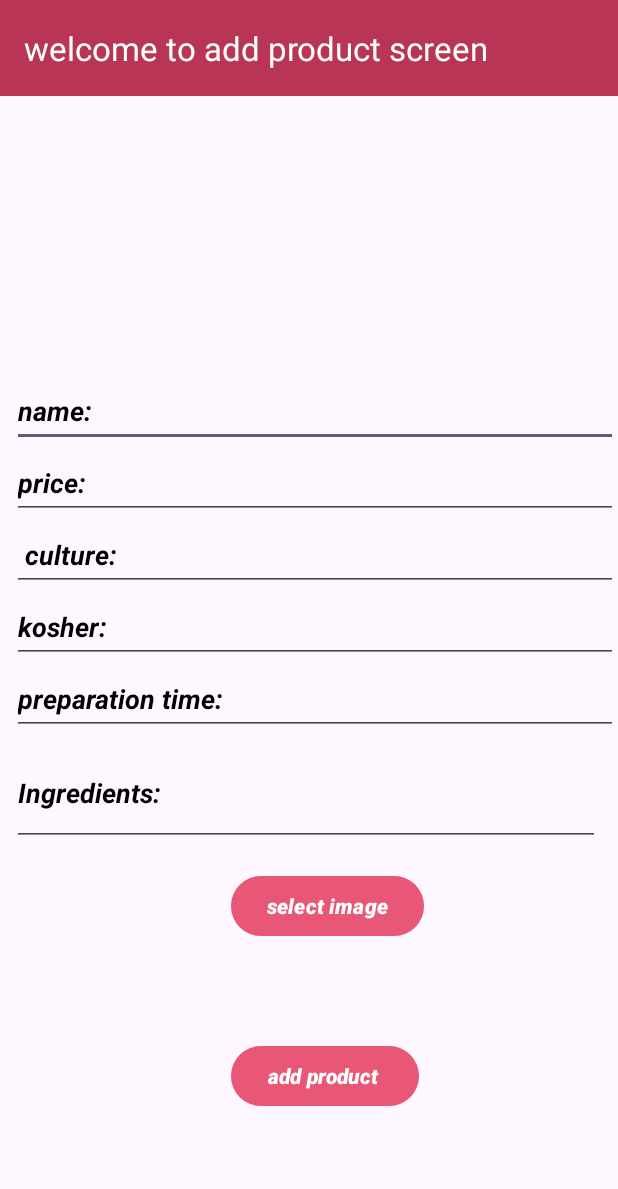
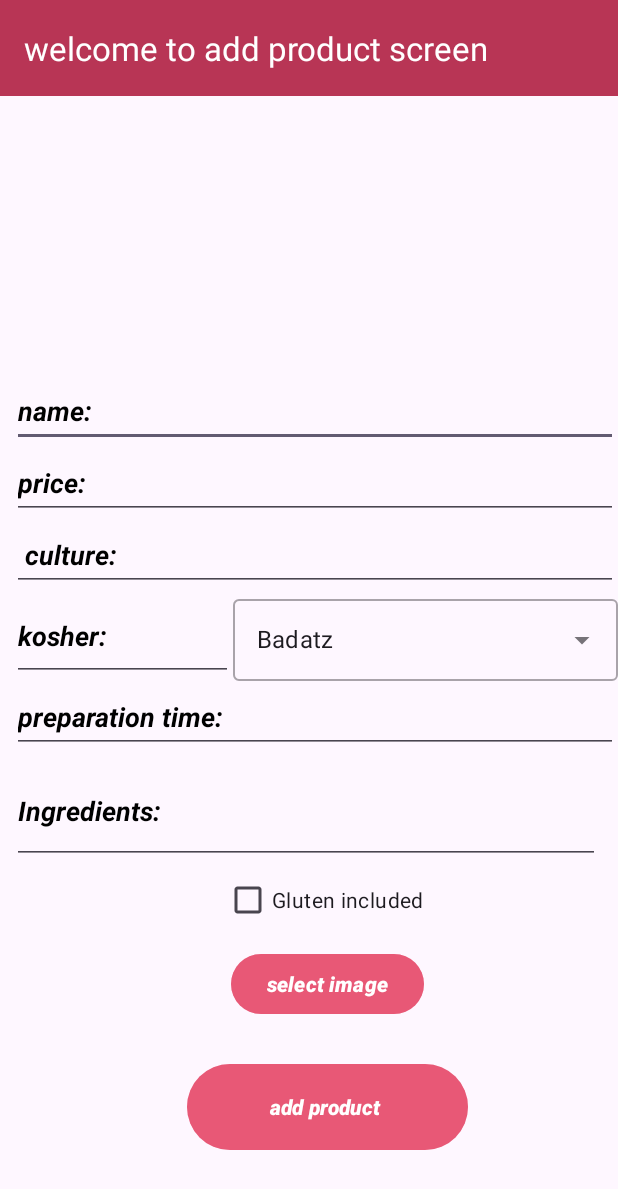
Before and after one commit to OkaviDaniel/TheLocalPlates, an Android app: the AddProductActivity screen opened directly, with no data from a screen before it, on a phone screen of 412 x 824 dp. Shown: the top 1189 px of the screen. Run offline under Robolectric (Android 15) with nearby library versions, the phone set to English and light mode, and no system bars.

Commit message:
Updated the cart and added dropdown menu for the Kashrot

```diff
--- a/app/build.gradle
+++ b/app/build.gradle
@@ -49,6 +49,7 @@ dependencies {
     implementation 'com.squareup.picasso:picasso:2.71828'
     implementation 'com.google.firebase:firebase-storage:20.1.0'
     implementation 'com.google.firebase:firebase-storage-ktx:20.2.0'
+
     testImplementation 'junit:junit:4.13.2'
     androidTestImplementation 'androidx.test.ext:junit:1.1.5'
     androidTestImplementation 'androidx.test.espresso:espresso-core:3.5.1'
--- a/app/src/main/java/com/example/thelocalplates8/AddProductActivity.java
+++ b/app/src/main/java/com/example/thelocalplates8/AddProductActivity.java
@@ -11,9 +11,13 @@ import android.content.Intent;
 import android.content.SharedPreferences;
 import android.net.Uri;
 import android.os.Bundle;
+import android.text.InputType;
 import android.util.Log;
 import android.view.View;
+import android.widget.ArrayAdapter;
+import android.widget.AutoCompleteTextView;
 import android.widget.Button;
+import android.widget.CheckBox;
 import android.widget.EditText;
 import android.widget.ImageView;
 import com.example.thelocalplates8.Controllers.ProductController;
@@ -23,6 +27,8 @@ public class AddProductActivity extends AppCompatActivity {
 
     private ImageView imageView;
     private Uri imageUri;
+
+    private String[] kashrotList = {"Badatz", "Mehadrin", "Beit Yosef", "None", "Other"};
 
     @Override
     protected void onCreate(Bundle savedInstanceState) {
@@ -35,15 +41,21 @@ public class AddProductActivity extends AppCompatActivity {
         EditText kosherEditText = (EditText) findViewById(R.id.editTextKosher);
         EditText preparationTimeEditText = (EditText) findViewById(R.id.editTextPreparationTime);
         EditText ingredientsEditText = (EditText) findViewById(R.id.contains);
+        CheckBox glutenCheckBox = (CheckBox)findViewById(R.id.checkBoxGluten);
 
         Button selectImageButton = (Button) findViewById(R.id.buttonSelectProductImage);
         Button addProductButton = (Button) findViewById(R.id.buttonAddProduct);
         imageView = (ImageView) findViewById(R.id.imageViewProduct);
 
+        AutoCompleteTextView autoCompleteTextView = findViewById(R.id.auto_complete_textview);
+        ArrayAdapter<String> adapterItems = new ArrayAdapter<String>(this, R.layout.dropdown_items, kashrotList);
+        autoCompleteTextView.setAdapter(adapterItems);
 
 
         SharedPreferences sp = getSharedPreferences("MyUserPrefs", Context.MODE_PRIVATE);
         String businessId = sp.getString("businessId", "");
+
+        kosherEditText.setInputType(InputType.TYPE_NULL);
 
 
         selectImageButton.setOnClickListener(new View.OnClickListener() {
@@ -62,7 +74,8 @@ public class AddProductActivity extends AppCompatActivity {
                 String productName = productNameEditText.getText().toString();
                 double productPrice = Double.parseDouble(productPriceEditText.getText().toString());
                 String productCulture = productCultureEditText.getText().toString();
-                String kosher = kosherEditText.getText().toString();
+//                String kosher = kosherEditText.getText().toString();
+                String kosher = autoCompleteTextView.getText().toString();
                 String preparationTime = preparationTimeEditText.getText().toString();
                 String ingredients = ingredientsEditText.getText().toString();
 
--- a/app/src/main/java/com/example/thelocalplates8/Models/CartItemModel.java
+++ b/app/src/main/java/com/example/thelocalplates8/Models/CartItemModel.java
@@ -5,7 +5,6 @@ public class CartItemModel {
     private int quantity;
     private double totalPrice;
     private double price;
-
     private String title;
 
     public String getTitle() {
--- a/app/src/main/res/layout/activity_add_product.xml
+++ b/app/src/main/res/layout/activity_add_product.xml
@@ -89,23 +89,23 @@
         tools:ignore="VisualLintTextFieldSize" />
 
     <EditText
-        android:textStyle="bold|italic"
         android:id="@+id/editTextKosher"
-        android:layout_width="0dp"
-        android:layout_height="wrap_content"
+        android:layout_width="147dp"
+        android:layout_height="60dp"
         android:autofillHints=""
         android:ems="10"
         android:hint="kosher:"
-        android:inputType="text"
+        android:inputType="none"
         android:minHeight="48dp"
         android:textColorHint="#000000"
+        android:textStyle="bold|italic"
         app:layout_constraintEnd_toEndOf="@+id/editTextProductCulture"
+        app:layout_constraintHorizontal_bias="0.0"
         app:layout_constraintStart_toStartOf="@+id/editTextProductCulture"
         app:layout_constraintTop_toBottomOf="@+id/editTextProductCulture"
         tools:ignore="VisualLintTextFieldSize" />
 
     <EditText
-        android:textStyle="bold|italic"
         android:id="@+id/editTextPreparationTime"
         android:layout_width="0dp"
         android:layout_height="wrap_content"
@@ -115,7 +115,8 @@
         android:inputType="text"
         android:minHeight="48dp"
         android:textColorHint="#000000"
-        app:layout_constraintEnd_toEndOf="@+id/editTextKosher"
+        android:textStyle="bold|italic"
+        app:layout_constraintEnd_toEndOf="parent"
         app:layout_constraintStart_toStartOf="@+id/editTextKosher"
         app:layout_constraintTop_toBottomOf="@+id/editTextKosher"
         tools:ignore="VisualLintTextFieldSize" />
@@ -144,27 +145,27 @@
         android:layout_width="wrap_content"
         android:layout_height="wrap_content"
         android:layout_marginStart="16dp"
-        android:layout_marginTop="16dp"
+        android:layout_marginTop="56dp"
         android:backgroundTint="#74DF143D"
         android:text="select image"
         android:textColorHint="#FFFBF6"
         android:textStyle="bold|italic"
         app:layout_constraintEnd_toEndOf="parent"
-        app:layout_constraintHorizontal_bias="0.501"
         app:layout_constraintStart_toStartOf="@+id/editTextPreparationTime"
         app:layout_constraintTop_toBottomOf="@+id/contains" />
 
     <Button
         android:id="@+id/buttonAddProduct"
-        android:layout_width="0dp"
-        android:layout_height="wrap_content"
+        android:layout_width="187dp"
+        android:layout_height="65dp"
         android:backgroundTint="#74DF143D"
         android:text="add product "
         android:textStyle="bold|italic"
         app:layout_constraintBottom_toBottomOf="parent"
+        app:layout_constraintEnd_toEndOf="@+id/buttonSelectProductImage"
         app:layout_constraintStart_toStartOf="@+id/buttonSelectProductImage"
         app:layout_constraintTop_toBottomOf="@+id/buttonSelectProductImage"
-        app:layout_constraintVertical_bias="0.442"
+        app:layout_constraintVertical_bias="0.326"
         tools:ignore="VisualLintButtonSize" />
 
     <ImageView
@@ -176,5 +177,37 @@
         app:layout_constraintStart_toStartOf="parent"
         app:layout_constraintTop_toBottomOf="@+id/AddProductWelcomeTextView" />
 
+    <com.google.android.material.textfield.TextInputLayout
+        android:layout_width="0dp"
+        android:layout_height="0dp"
+        app:layout_constraintBottom_toTopOf="@+id/editTextPreparationTime"
+        app:layout_constraintEnd_toEndOf="parent"
+        app:layout_constraintStart_toEndOf="@+id/editTextKosher"
+        app:layout_constraintTop_toBottomOf="@+id/editTextProductCulture"
+        style="@style/Widget.MaterialComponents.TextInputLayout.OutlinedBox.ExposedDropdownMenu"
+        >
+
+        <AutoCompleteTextView
+            android:id="@+id/auto_complete_textview"
+            android:layout_width="match_parent"
+            android:layout_height="match_parent"
+            android:inputType="none"
+            android:text="@string/badatz"
+            tools:ignore="TouchTargetSizeCheck" />
+
+    </com.google.android.material.textfield.TextInputLayout>
+
+    <CheckBox
+        android:id="@+id/checkBoxGluten"
+        android:layout_width="wrap_content"
+        android:layout_height="wrap_content"
+        android:text="Gluten included"
+        app:layout_constraintBottom_toTopOf="@+id/buttonSelectProductImage"
+        app:layout_constraintEnd_toEndOf="@+id/buttonSelectProductImage"
+        app:layout_constraintHorizontal_bias="1.0"
+        app:layout_constraintStart_toStartOf="@+id/buttonSelectProductImage"
+        app:layout_constraintTop_toBottomOf="@+id/contains"
+        app:layout_constraintVertical_bias="0.0" />
+
 
 </androidx.constraintlayout.widget.ConstraintLayout>
--- a/app/src/main/res/values/strings.xml
+++ b/app/src/main/res/values/strings.xml
@@ -67,4 +67,6 @@
     <string name="hello_blank_fragment">Hello blank fragment</string>
     <string name="closeText">Close</string>
     <string name="businessText">Business</string>
+    <string name="kashrot">Kashrot</string>
+    <string name="badatz">Badatz</string>
 </resources>
```
Also changed, not shown: app/src/main/java/com/example/thelocalplates8/Controllers/CartController.java (+55 -1 lines), app/src/main/java/com/example/thelocalplates8/activity/EditProductActivity.java (+18 -5 lines), app/src/main/res/layout/dropdown_items.xml (added, +11 -0 lines).
